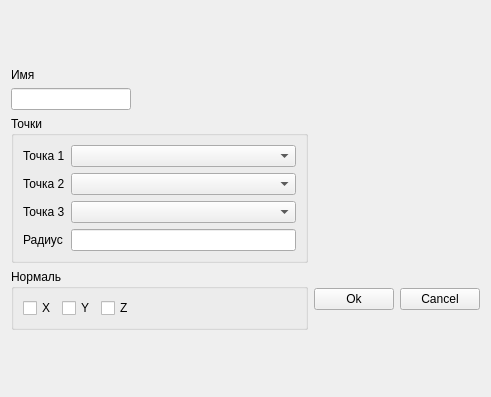
This is form/circlebypoints.ui in Folosman/myTestProjectInter as Qt 5 draws it before an edit. The edited form follows.
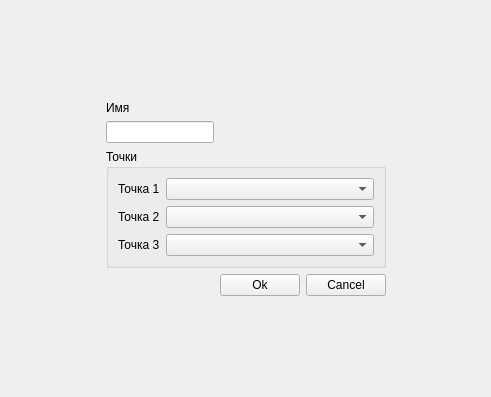
This is the edited form.

Patch:
```diff
--- a/form/circlebypoints.ui
+++ b/form/circlebypoints.ui
@@ -14,107 +14,7 @@
    <string>Form</string>
   </property>
   <layout class="QGridLayout" name="gridLayout">
-   <item row="5" column="1">
-    <spacer name="verticalSpacer">
-     <property name="orientation">
-      <enum>Qt::Orientation::Vertical</enum>
-     </property>
-     <property name="sizeHint" stdset="0">
-      <size>
-       <width>20</width>
-       <height>40</height>
-      </size>
-     </property>
-    </spacer>
-   </item>
-   <item row="4" column="1">
-    <widget class="QPushButton" name="m_okBtn">
-     <property name="text">
-      <string>Ok</string>
-     </property>
-    </widget>
-   </item>
-   <item row="1" column="0">
-    <widget class="QLabel" name="label_5">
-     <property name="text">
-      <string>Имя</string>
-     </property>
-    </widget>
-   </item>
-   <item row="4" column="0">
-    <widget class="QGroupBox" name="groupBox_2">
-     <property name="title">
-      <string>Нормаль</string>
-     </property>
-     <layout class="QHBoxLayout" name="horizontalLayout_2">
-      <item>
-       <widget class="QCheckBox" name="m_xNormale">
-        <property name="text">
-         <string>X</string>
-        </property>
-       </widget>
-      </item>
-      <item>
-       <widget class="QCheckBox" name="m_yNormale">
-        <property name="text">
-         <string>Y</string>
-        </property>
-       </widget>
-      </item>
-      <item>
-       <widget class="QCheckBox" name="m_zNormale">
-        <property name="text">
-         <string>Z</string>
-        </property>
-       </widget>
-      </item>
-      <item>
-       <spacer name="horizontalSpacer_3">
-        <property name="orientation">
-         <enum>Qt::Orientation::Horizontal</enum>
-        </property>
-        <property name="sizeHint" stdset="0">
-         <size>
-          <width>40</width>
-          <height>20</height>
-         </size>
-        </property>
-       </spacer>
-      </item>
-     </layout>
-    </widget>
-   </item>
-   <item row="4" column="2">
-    <widget class="QPushButton" name="m_cancelBtn">
-     <property name="text">
-      <string>Cancel</string>
-     </property>
-    </widget>
-   </item>
-   <item row="2" column="0">
-    <widget class="QLineEdit" name="m_nameEdit">
-     <property name="maximumSize">
-      <size>
-       <width>120</width>
-       <height>16777215</height>
-      </size>
-     </property>
-    </widget>
-   </item>
-   <item row="0" column="1">
-    <spacer name="verticalSpacer_2">
-     <property name="orientation">
-      <enum>Qt::Orientation::Vertical</enum>
-     </property>
-     <property name="sizeHint" stdset="0">
-      <size>
-       <width>20</width>
-       <height>40</height>
-      </size>
-     </property>
-    </spacer>
-   </item>
-   <item row="3" column="0">
+   <item row="3" column="1" colspan="3">
     <widget class="QGroupBox" name="groupBox">
      <property name="title">
       <string>Точки</string>
@@ -130,12 +30,6 @@
       <item row="1" column="1">
        <widget class="QComboBox" name="m_point1"/>
       </item>
-      <item row="2" column="1">
-       <widget class="QComboBox" name="m_point2"/>
-      </item>
-      <item row="3" column="1">
-       <widget class="QComboBox" name="m_point3"/>
-      </item>
       <item row="2" column="0">
        <widget class="QLabel" name="label_2">
         <property name="text">
@@ -143,6 +37,9 @@
         </property>
        </widget>
       </item>
+      <item row="2" column="1">
+       <widget class="QComboBox" name="m_point2"/>
+      </item>
       <item row="3" column="0">
        <widget class="QLabel" name="label_3">
         <property name="text">
@@ -150,19 +47,95 @@
         </property>
        </widget>
       </item>
-      <item row="4" column="1">
-       <widget class="QLineEdit" name="m_radius"/>
-      </item>
-      <item row="4" column="0">
-       <widget class="QLabel" name="label_4">
-        <property name="text">
-         <string>Радиус</string>
-        </property>
-       </widget>
+      <item row="3" column="1">
+       <widget class="QComboBox" name="m_point3"/>
       </item>
      </layout>
     </widget>
    </item>
+   <item row="4" column="4">
+    <spacer name="horizontalSpacer">
+     <property name="orientation">
+      <enum>Qt::Orientation::Horizontal</enum>
+     </property>
+     <property name="sizeHint" stdset="0">
+      <size>
+       <width>40</width>
+       <height>20</height>
+      </size>
+     </property>
+    </spacer>
+   </item>
+   <item row="5" column="2">
+    <spacer name="verticalSpacer">
+     <property name="orientation">
+      <enum>Qt::Orientation::Vertical</enum>
+     </property>
+     <property name="sizeHint" stdset="0">
+      <size>
+       <width>20</width>
+       <height>40</height>
+      </size>
+     </property>
+    </spacer>
+   </item>
+   <item row="1" column="1">
+    <widget class="QLabel" name="label_5">
+     <property name="text">
+      <string>Имя</string>
+     </property>
+    </widget>
+   </item>
+   <item row="0" column="2">
+    <spacer name="verticalSpacer_2">
+     <property name="orientation">
+      <enum>Qt::Orientation::Vertical</enum>
+     </property>
+     <property name="sizeHint" stdset="0">
+      <size>
+       <width>20</width>
+       <height>40</height>
+      </size>
+     </property>
+    </spacer>
+   </item>
+   <item row="2" column="1">
+    <widget class="QLineEdit" name="m_nameEdit">
+     <property name="maximumSize">
+      <size>
+       <width>120</width>
+       <height>16777215</height>
+      </size>
+     </property>
+    </widget>
+   </item>
+   <item row="4" column="2">
+    <widget class="QPushButton" name="m_okBtn">
+     <property name="text">
+      <string>Ok</string>
+     </property>
+    </widget>
+   </item>
+   <item row="4" column="3">
+    <widget class="QPushButton" name="m_cancelBtn">
+     <property name="text">
+      <string>Cancel</string>
+     </property>
+    </widget>
+   </item>
+   <item row="3" column="0">
+    <spacer name="horizontalSpacer_2">
+     <property name="orientation">
+      <enum>Qt::Orientation::Horizontal</enum>
+     </property>
+     <property name="sizeHint" stdset="0">
+      <size>
+       <width>40</width>
+       <height>20</height>
+      </size>
+     </property>
+    </spacer>
+   </item>
   </layout>
  </widget>
  <resources/>
```
